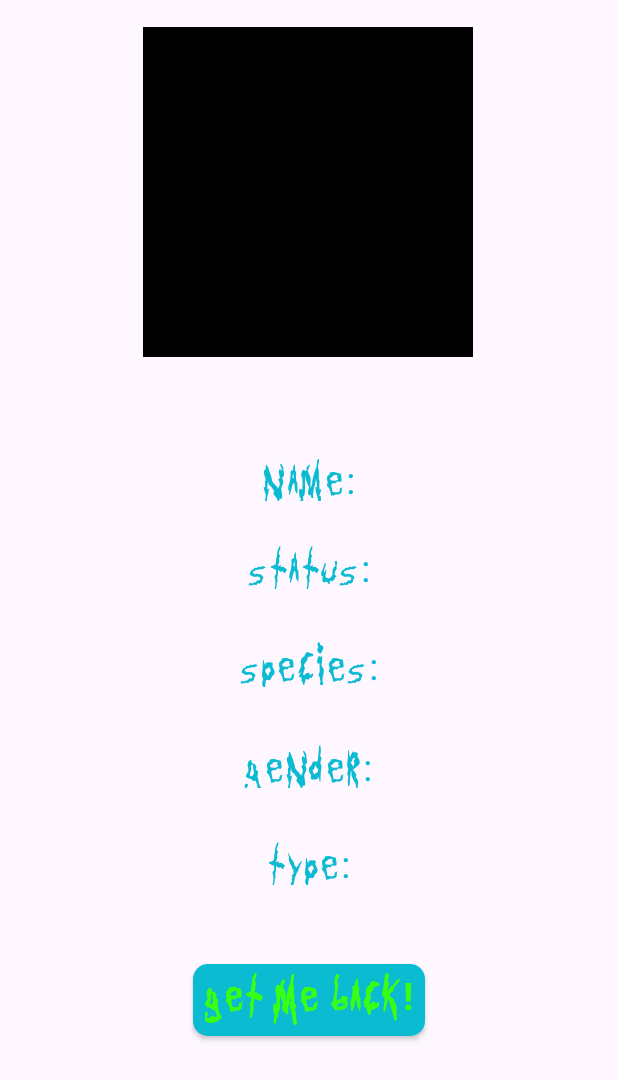
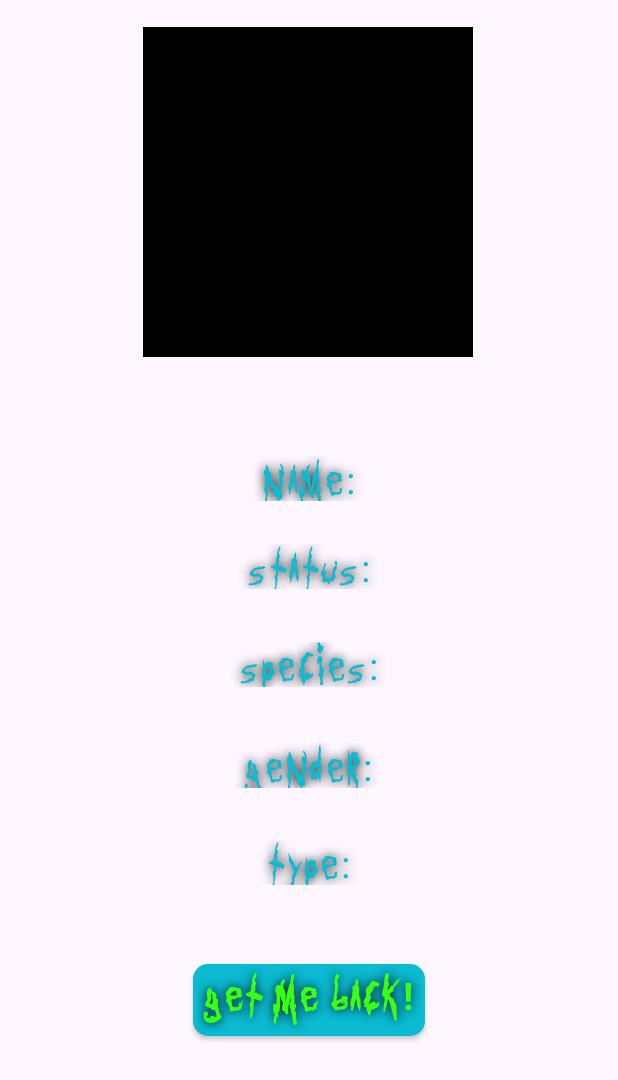
Before and after one commit to JuanDiego1912/Rick_Morty_App, an Android app: the layout activity_character_info.xml on its own in the app's theme, with its tools: preview values and no code run, on a phone screen of 412 x 824 dp. Shown: the top 1080 px of the screen. Run offline under Robolectric (Android 15) with nearby library versions, the phone set to English and light mode, and no system bars; network calls fail.

Commit message:
Se ha logrado leer todas las páginas de result obteniendo así todos los episodios. Pero estoy cargando todos los episodios en el Spinner.
Buscar la forma mediante el uso de los Chips que solo se carguen en el Spinner los items correpondientes a la Season indicada.

Terminar estilos y animaciones.

```diff
--- a/app/src/main/java/com/dam2/rick_morty_app/Model/API/APIService.kt
+++ b/app/src/main/java/com/dam2/rick_morty_app/Model/API/APIService.kt
@@ -5,6 +5,7 @@ import com.dam2.rick_morty_app.Model.Episodes.EpisodeResponse
 import retrofit2.Response
 import retrofit2.http.GET
 import retrofit2.http.Path
+import retrofit2.http.Query
 
 interface APIService {
 
@@ -16,6 +17,7 @@ interface APIService {
     @GET("character/{id}")
     suspend fun getCharacter(@Path("id") characterId: Int): CharacterResponse
 
-    @GET("?page={idPage}")
-    suspend fun getNextPage(@Path("idPage") pageNumber : Int) : Response<EpisodeResponse>
+    //Obtener las siguientes páginas
+    @GET("episode")
+    suspend fun getNextPage(@Query("page") pageNumber: Int): Response<EpisodeResponse>
 }
--- a/app/src/main/res/layout/activity_character_info.xml
+++ b/app/src/main/res/layout/activity_character_info.xml
@@ -28,6 +28,10 @@
         android:textAlignment="center"
         android:textColor="@color/blue_rick_and_morty"
         android:textSize="25sp"
+        android:shadowColor="#000000"
+        android:shadowDx="0"
+        android:shadowDy="0"
+        android:shadowRadius="8"
         android:fontFamily="@font/rick_and_mortys_font"
         app:layout_constraintBottom_toBottomOf="parent"
         app:layout_constraintEnd_toEndOf="parent"
@@ -45,6 +49,10 @@
         android:textColor="@color/blue_rick_and_morty"
         android:fontFamily="@font/rick_and_mortys_font"
         android:textSize="25sp"
+        android:shadowColor="#000000"
+        android:shadowDx="0"
+        android:shadowDy="0"
+        android:shadowRadius="8"
         app:layout_constraintBottom_toBottomOf="parent"
         app:layout_constraintEnd_toEndOf="parent"
         app:layout_constraintHorizontal_bias="0.0"
@@ -61,6 +69,10 @@
         android:textColor="@color/blue_rick_and_morty"
         android:fontFamily="@font/rick_and_mortys_font"
         android:textSize="25sp"
+        android:shadowColor="#000000"
+        android:shadowDx="0"
+        android:shadowDy="0"
+        android:shadowRadius="8"
         app:layout_constraintBottom_toBottomOf="parent"
         app:layout_constraintEnd_toEndOf="parent"
         app:layout_constraintHorizontal_bias="0.0"
@@ -76,6 +88,10 @@
         android:textAlignment="center"
         android:textColor="@color/blue_rick_and_morty"
         android:textSize="25sp"
+        android:shadowColor="#000000"
+        android:shadowDx="0"
+        android:shadowDy="0"
+        android:shadowRadius="8"
         app:layout_constraintBottom_toBottomOf="parent"
         android:fontFamily="@font/rick_and_mortys_font"
         app:layout_constraintEnd_toEndOf="parent"
@@ -92,6 +108,10 @@
         android:textAlignment="center"
         android:textColor="@color/blue_rick_and_morty"
         android:textSize="25sp"
+        android:shadowColor="#000000"
+        android:shadowDx="0"
+        android:shadowDy="0"
+        android:shadowRadius="8"
         app:layout_constraintBottom_toBottomOf="parent"
         android:fontFamily="@font/rick_and_mortys_font"
         app:layout_constraintEnd_toEndOf="parent"
@@ -109,6 +129,10 @@
         android:textStyle="bold"
         android:textSize="25sp"
         android:paddingStart="8dp"
+        android:shadowColor="#000000"
+        android:shadowDx="0"
+        android:shadowDy="0"
+        android:shadowRadius="8"
         android:paddingEnd="8dp"
         android:background="@drawable/buttons_style"
         android:text="@string/get_me_back"
--- a/app/src/main/res/layout/item_characters.xml
+++ b/app/src/main/res/layout/item_characters.xml
@@ -34,6 +34,10 @@
             android:layout_height="wrap_content"
             android:textColor="@color/gren_rick_and_morty"
             android:textSize="25sp"
+            android:shadowColor="#000000"
+            android:shadowDx="0"
+            android:shadowDy="0"
+            android:shadowRadius="8"
             android:fontFamily="@font/rick_and_mortys_font"
             app:layout_constraintBottom_toBottomOf="parent"
             app:layout_constraintEnd_toEndOf="parent"
```
Also changed, not shown: app/src/main/java/com/dam2/rick_morty_app/Views/Functions.kt (+2 -7 lines), app/src/main/java/com/dam2/rick_morty_app/Views/GetRetrofitObjects.kt (+0 -8 lines), app/src/main/java/com/dam2/rick_morty_app/Views/MainActivity.kt (+28 -19 lines).
